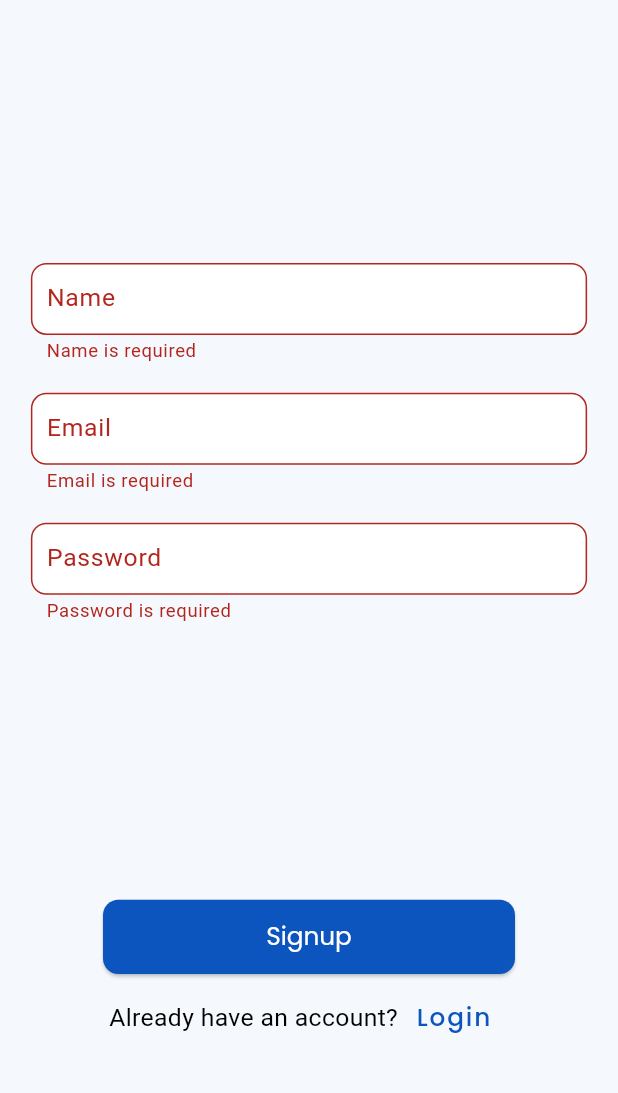
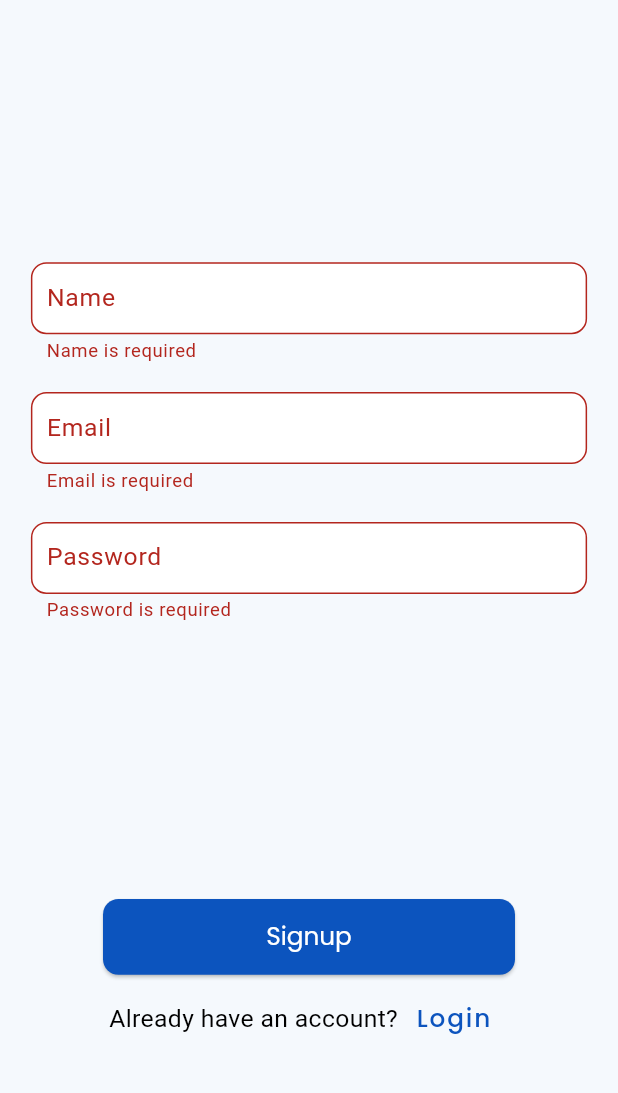
Before and after one commit to Akhil184/news_app, a Flutter app: the SignupScreen screen opened directly, after a tap on "Signup", on a phone screen of 412 x 824 dp, the part 112-1205 px from its top. Run offline on Flutter 3.47's test engine with Material 3 defaults, Android fonts, the phone set to English and light mode, and no system bars; our stand-ins replace cloud_firestore, firebase_auth, firebase_core, firebase_remote_config, flutter_screenutil; accounts and stored records are empty.

Commit message:
developed news app

```diff
--- a/lib/views/login_screen.dart
+++ b/lib/views/login_screen.dart
@@ -114,7 +114,7 @@ class LoginView extends StatelessWidget {
                     SizedBox(height: 240.h),
                     SizedBox(
                       width: screenWidth / 1.5,
-                      height: screenHeight * 0.06,
+                      height:49.h,
                       child: Consumer<LoginProvider>(
                         builder: (context, provider, _) {
                           return ElevatedButton(
--- a/lib/views/signup_screen.dart
+++ b/lib/views/signup_screen.dart
@@ -147,7 +147,7 @@ class SignupScreen extends StatelessWidget {
                     SizedBox(height: 180.h),
                     SizedBox(
                       width: screenWidth / 1.5,
-                      height: screenHeight * 0.06,
+                      height:49.h,
                       child: Consumer<SignupProvider>(
                         builder: (context, provider, _) {
                           return ElevatedButton(
```
